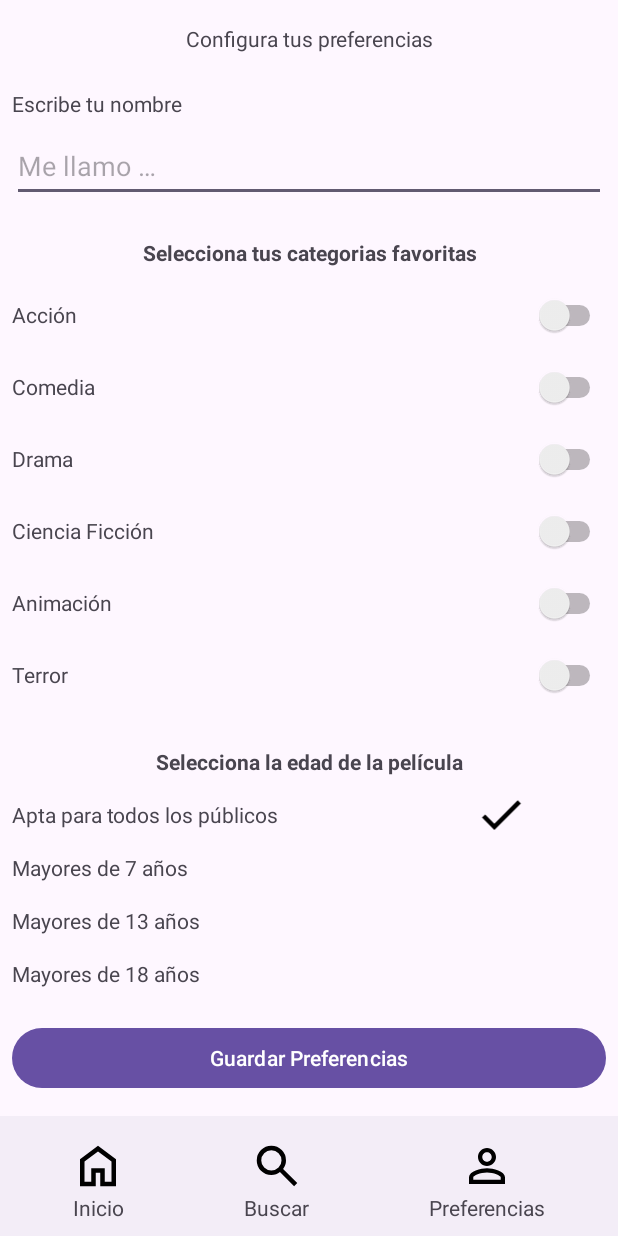
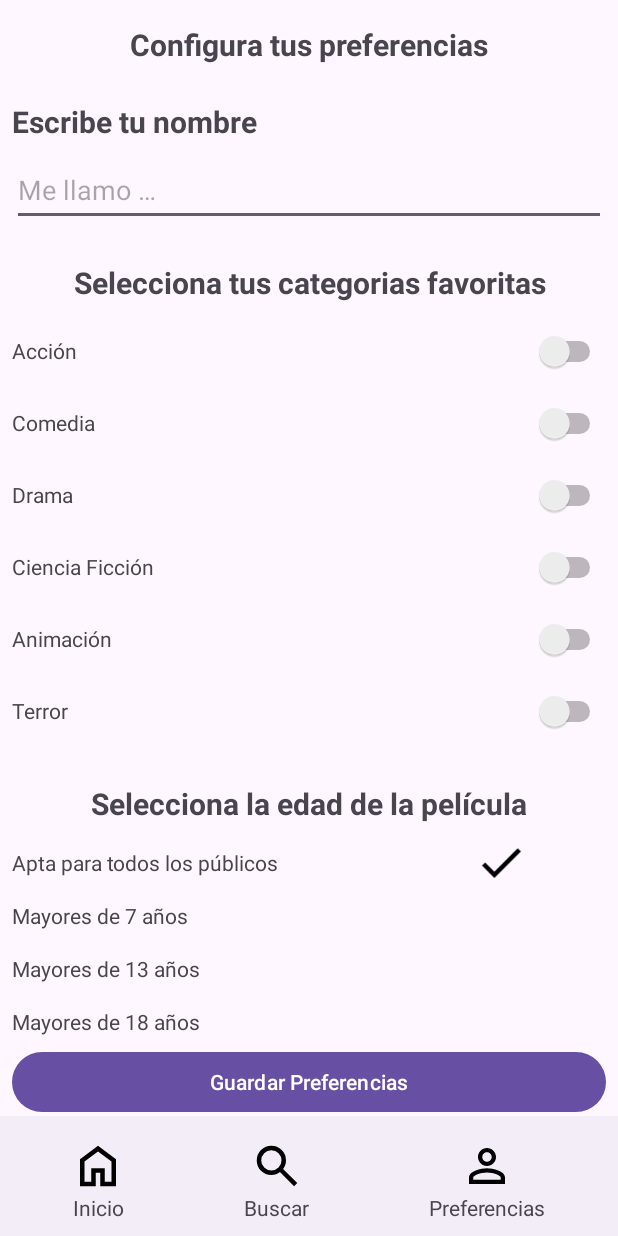
Before and after one commit to botmenoff/Proyecto_UF1_Android, an Android app: the PreferenciasView screen opened directly, with no data from a screen before it, on a phone screen of 412 x 824 dp. Run offline under Robolectric (Android 15) with nearby library versions, the phone set to English and light mode, and no system bars.

```diff
--- a/app/src/main/java/com/example/android_project/FiltersFragment.kt
+++ b/app/src/main/java/com/example/android_project/FiltersFragment.kt
@@ -5,14 +5,14 @@ import android.view.LayoutInflater
 import android.view.View
 import android.view.ViewGroup
 import com.example.android_project.Models.RestriccionEdad
-import com.example.android_project.databinding.FiltersBinding
+import com.example.android_project.databinding.FragmentFiltersBinding
 import com.google.android.material.bottomsheet.BottomSheetDialogFragment
 import androidx.fragment.app.viewModels
 
 
 class FiltersFragment : BottomSheetDialogFragment() {
 
-    private lateinit var binding: FiltersBinding // Asegúrate de que el nombre del archivo de diseño coincide
+    private lateinit var binding: FragmentFiltersBinding // Asegúrate de que el nombre del archivo de diseño coincide
     private var edadSeleccionadaString: String? = null
     private var edadSeleccionada: RestriccionEdad = RestriccionEdad.TODO_PUBLICO
 
@@ -23,7 +23,7 @@ class FiltersFragment : BottomSheetDialogFragment() {
         savedInstanceState: Bundle?
     ): View? {
         // Utiliza el método inflate del View Binding para inflar la vista
-        binding = FiltersBinding.inflate(inflater, container, false)
+        binding = FragmentFiltersBinding.inflate(inflater, container, false)
         return binding.root
     }
 
--- a/app/src/main/res/layout/activity_preferencias_view.xml
+++ b/app/src/main/res/layout/activity_preferencias_view.xml
@@ -16,7 +16,9 @@
         android:text="@string/tv_preferencias"
         app:layout_constraintEnd_toEndOf="parent"
         app:layout_constraintStart_toStartOf="parent"
-        app:layout_constraintTop_toTopOf="parent" />
+        app:layout_constraintTop_toTopOf="parent"
+        android:textStyle="bold"
+        android:textSize="20dp"/>
 
     <LinearLayout
         android:id="@+id/linearLayout"
@@ -36,7 +38,9 @@
             android:layout_height="wrap_content"
             android:paddingTop="8dp"
             android:paddingBottom="8dp"
-            android:text="@string/tv_escribir_nombre" />
+            android:text="@string/tv_escribir_nombre"
+            android:textStyle="bold"
+            android:textSize="20dp"/>
 
         <com.google.android.material.textfield.TextInputEditText
             android:id="@+id/inp_nombre"
@@ -66,7 +70,8 @@
             android:paddingTop="8dp"
             android:paddingBottom="8dp"
             android:text="@string/tv_categorias_favoritas"
-            android:textStyle="bold" />
+            android:textStyle="bold"
+            android:textSize="20dp"/>
 
         <LinearLayout
             android:layout_width="match_parent"
@@ -223,7 +228,8 @@
             android:paddingTop="8dp"
             android:paddingBottom="8dp"
             android:text="@string/tv_seleccionar_edad"
-            android:textStyle="bold" />
+            android:textStyle="bold"
+            android:textSize="20dp"/>
 
         <LinearLayout
             android:id="@+id/ly_todos_publicos"
```
Also changed, not shown: app/src/main/res/layout/fragment_filters.xml (renamed from app/src/main/res/layout/filters.xml, +12 -6 lines).
